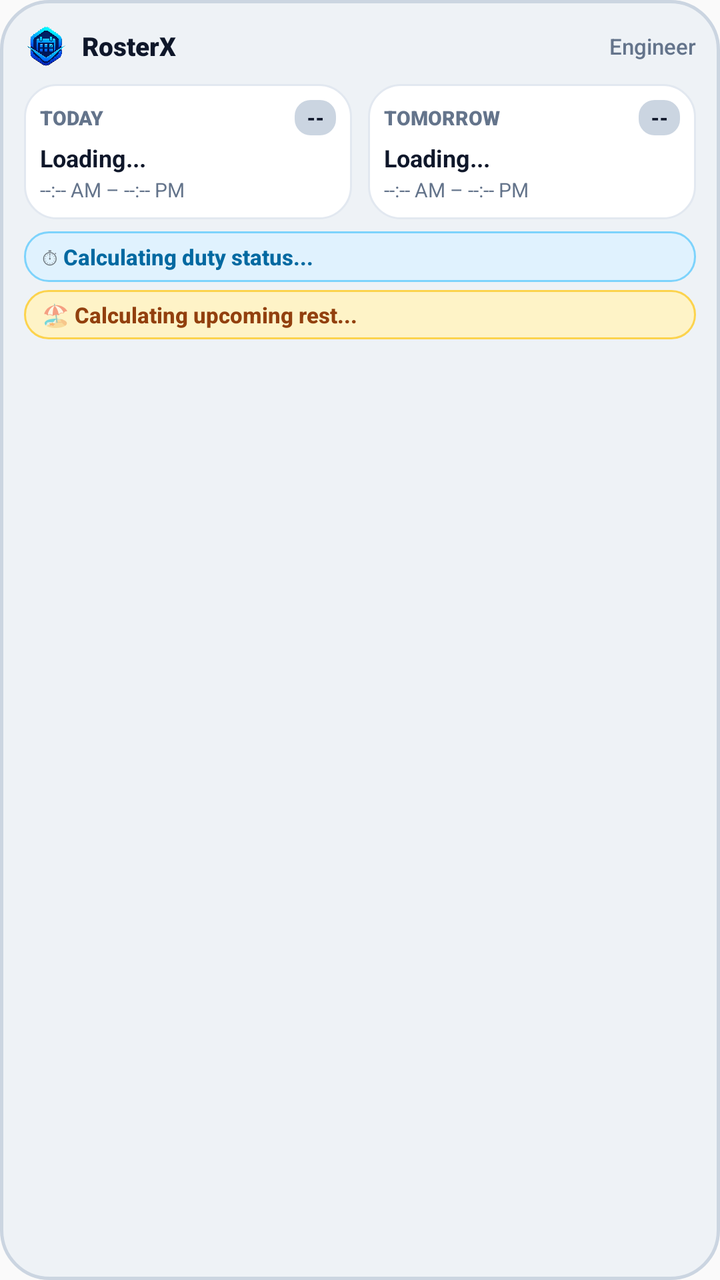
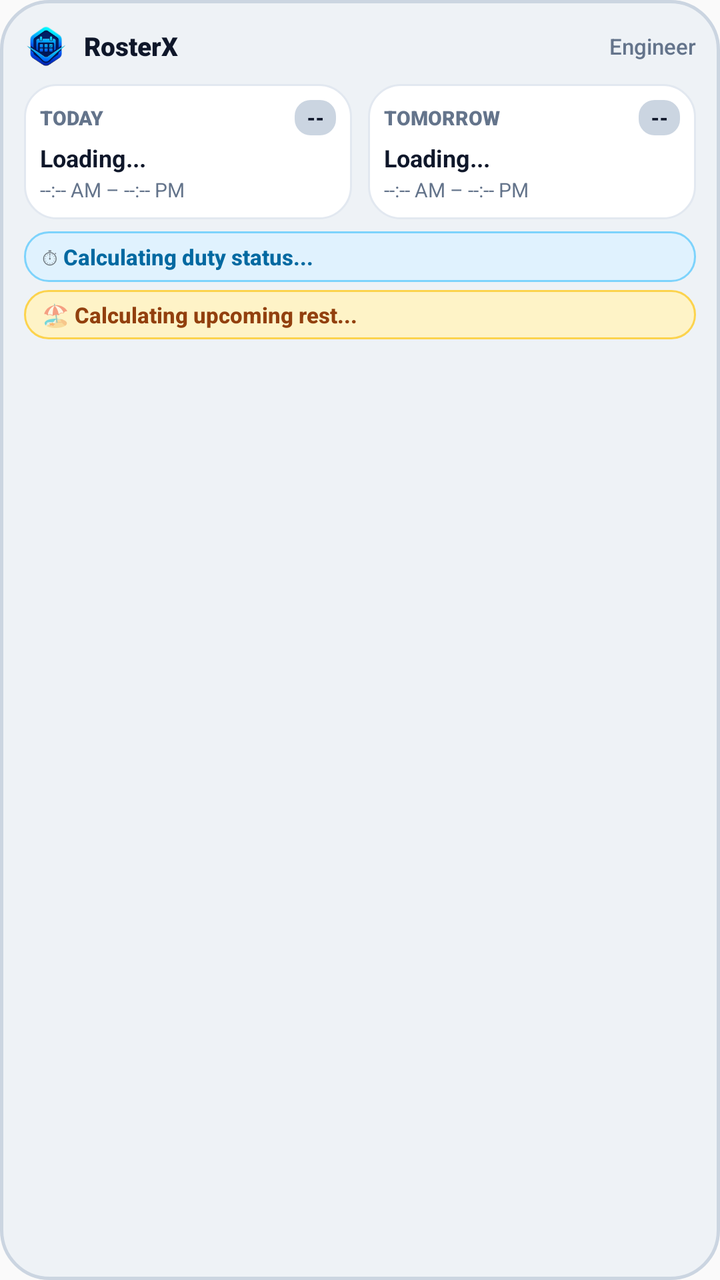

An Android layout rendered at two revisions. The XML below is the earlier revision; the diff shows what the commit changed to produce the second picture.
<!-- AndroidManifest.xml: application theme Theme.RosterX -->
<!-- res/layout/widget_rosterx.xml -->
<?xml version="1.0" encoding="utf-8"?>
<LinearLayout xmlns:android="http://schemas.android.com/apk/res/android"
    android:id="@+id/widget_root"
    android:layout_width="match_parent"
    android:layout_height="match_parent"
    android:background="@drawable/widget_bg_neumorphic"
    android:orientation="vertical"
    android:padding="12dp">

    
    <LinearLayout
        android:layout_width="match_parent"
        android:layout_height="wrap_content"
        android:gravity="center_vertical"
        android:orientation="horizontal">

        <ImageView
            android:layout_width="22dp"
            android:layout_height="22dp"
            android:contentDescription="@string/app_name"
            android:scaleType="fitCenter"
            android:src="@drawable/ic_rosterx_logo" />

        <TextView
            android:layout_width="wrap_content"
            android:layout_height="wrap_content"
            android:layout_marginStart="7dp"
            android:fontFamily="sans-serif-black"
            android:text="RosterX"
            android:textColor="@color/widget_text_main"
            android:textSize="13sp"
            android:textStyle="bold" />

        <View
            android:layout_width="0dp"
            android:layout_height="1dp"
            android:layout_weight="1" />

        <TextView
            android:id="@+id/widget_engineer_name"
            android:layout_width="wrap_content"
            android:layout_height="wrap_content"
            android:ellipsize="end"
            android:fontFamily="sans-serif-medium"
            android:maxLines="1"
            android:text="Engineer"
            android:textColor="@color/widget_text_muted"
            android:textSize="11sp" />
    </LinearLayout>

    
    <LinearLayout
        android:layout_width="match_parent"
        android:layout_height="wrap_content"
        android:layout_marginTop="8dp"
        android:baselineAligned="false"
        android:orientation="horizontal">

        
        <LinearLayout
            android:id="@+id/widget_today_card"
            android:layout_width="0dp"
            android:layout_height="wrap_content"
            android:layout_marginEnd="4dp"
            android:layout_weight="1"
            android:background="@drawable/widget_inner_card"
            android:orientation="vertical"
            android:padding="8dp">

            <LinearLayout
                android:layout_width="match_parent"
                android:layout_height="wrap_content"
                android:gravity="center_vertical"
                android:orientation="horizontal">

                <TextView
                    android:id="@+id/widget_today_title"
                    android:layout_width="0dp"
                    android:layout_height="wrap_content"
                    android:layout_weight="1"
                    android:fontFamily="sans-serif-black"
                    android:text="TODAY"
                    android:textColor="@color/widget_text_muted"
                    android:textSize="10sp"
                    android:textStyle="bold" />

                <TextView
                    android:id="@+id/widget_today_badge"
                    android:layout_width="wrap_content"
                    android:layout_height="wrap_content"
                    android:background="@drawable/widget_shift_badge"
                    android:fontFamily="sans-serif-black"
                    android:paddingHorizontal="6dp"
                    android:paddingVertical="2dp"
                    android:text="--"
                    android:textColor="#0F172A"
                    android:textSize="10sp"
                    android:textStyle="bold" />
            </LinearLayout>

            <TextView
                android:id="@+id/widget_today_name"
                android:layout_width="match_parent"
                android:layout_height="wrap_content"
                android:layout_marginTop="3dp"
                android:ellipsize="end"
                android:fontFamily="sans-serif-bold"
                android:maxLines="1"
                android:text="Loading..."
                android:textColor="@color/widget_text_main"
                android:textSize="12sp"
                android:textStyle="bold" />

            <TextView
                android:id="@+id/widget_today_timing"
                android:layout_width="match_parent"
                android:layout_height="wrap_content"
                android:layout_marginTop="1dp"
                android:ellipsize="end"
                android:fontFamily="sans-serif"
                android:maxLines="1"
                android:text="--:-- AM – --:-- PM"
                android:textColor="@color/widget_text_muted"
                android:textSize="10sp" />
        </LinearLayout>

        
        <LinearLayout
            android:id="@+id/widget_tomorrow_card"
            android:layout_width="0dp"
            android:layout_height="wrap_content"
            android:layout_marginStart="4dp"
            android:layout_weight="1"
            android:background="@drawable/widget_inner_card"
            android:orientation="vertical"
            android:padding="8dp">

            <LinearLayout
                android:layout_width="match_parent"
                android:layout_height="wrap_content"
                android:gravity="center_vertical"
                android:orientation="horizontal">

                <TextView
                    android:id="@+id/widget_tomorrow_title"
                    android:layout_width="0dp"
                    android:layout_height="wrap_content"
                    android:layout_weight="1"
                    android:fontFamily="sans-serif-black"
                    android:text="TOMORROW"
                    android:textColor="@color/widget_text_muted"
                    android:textSize="10sp"
                    android:textStyle="bold" />

                <TextView
                    android:id="@+id/widget_tomorrow_badge"
                    android:layout_width="wrap_content"
                    android:layout_height="wrap_content"
                    android:background="@drawable/widget_shift_badge"
                    android:fontFamily="sans-serif-black"
                    android:paddingHorizontal="6dp"
                    android:paddingVertical="2dp"
                    android:text="--"
                    android:textColor="#0F172A"
                    android:textSize="10sp"
                    android:textStyle="bold" />
            </LinearLayout>

            <TextView
                android:id="@+id/widget_tomorrow_name"
                android:layout_width="match_parent"
                android:layout_height="wrap_content"
                android:layout_marginTop="3dp"
                android:ellipsize="end"
                android:fontFamily="sans-serif-bold"
                android:maxLines="1"
                android:text="Loading..."
                android:textColor="@color/widget_text_main"
                android:textSize="12sp"
                android:textStyle="bold" />

            <TextView
                android:id="@+id/widget_tomorrow_timing"
                android:layout_width="match_parent"
                android:layout_height="wrap_content"
                android:layout_marginTop="1dp"
                android:ellipsize="end"
                android:fontFamily="sans-serif"
                android:maxLines="1"
                android:text="--:-- AM – --:-- PM"
                android:textColor="@color/widget_text_muted"
                android:textSize="10sp" />
        </LinearLayout>
    </LinearLayout>

    
    <LinearLayout
        android:layout_width="match_parent"
        android:layout_height="wrap_content"
        android:layout_marginTop="6dp"
        android:orientation="vertical">

        
        <LinearLayout
            android:id="@+id/widget_timer_container"
            android:layout_width="match_parent"
            android:layout_height="wrap_content"
            android:background="@drawable/widget_pill_timer"
            android:gravity="center_vertical"
            android:orientation="horizontal"
            android:paddingHorizontal="9dp"
            android:paddingVertical="5dp">

            <TextView
                android:layout_width="wrap_content"
                android:layout_height="wrap_content"
                android:text="⏱ "
                android:textSize="11sp" />

            <TextView
                android:id="@+id/widget_timer_text"
                android:layout_width="match_parent"
                android:layout_height="wrap_content"
                android:ellipsize="end"
                android:fontFamily="sans-serif-medium"
                android:maxLines="1"
                android:text="Calculating duty status..."
                android:textColor="@color/widget_timer_text"
                android:textSize="11sp"
                android:textStyle="bold" />
        </LinearLayout>

        
        <LinearLayout
            android:id="@+id/widget_rest_container"
            android:layout_width="match_parent"
            android:layout_height="wrap_content"
            android:layout_marginTop="4dp"
            android:background="@drawable/widget_pill_rest"
            android:gravity="center_vertical"
            android:orientation="horizontal"
            android:paddingHorizontal="9dp"
            android:paddingVertical="5dp">

            <TextView
                android:layout_width="wrap_content"
                android:layout_height="wrap_content"
                android:text="🏖 "
                android:textSize="11sp" />

            <TextView
                android:id="@+id/widget_rest_text"
                android:layout_width="match_parent"
                android:layout_height="wrap_content"
                android:ellipsize="end"
                android:fontFamily="sans-serif-medium"
                android:maxLines="1"
                android:text="Calculating upcoming rest..."
                android:textColor="@color/widget_rest_text"
                android:textSize="11sp"
                android:textStyle="bold" />
        </LinearLayout>
    </LinearLayout>

</LinearLayout>
<!-- resources referenced by this layout -->
<resources>
  <color name="widget_rest_text">#FF92400E</color>
  <color name="widget_text_main">#FF0F172A</color>
  <color name="widget_text_muted">#FF64748B</color>
  <color name="widget_timer_text">#FF0369A1</color>
  <!-- drawable ic_rosterx_logo: png bitmap (drawable, 892085 bytes) -->
  <!-- drawable widget_bg_neumorphic (drawable) -->
  <?xml version="1.0" encoding="utf-8"?>
  <shape xmlns:android="http://schemas.android.com/apk/res/android"
      android:shape="rectangle">
      <corners android:radius="24dp" />
      <solid android:color="@color/widget_surface" />
      <stroke
          android:width="1.5dp"
          android:color="@color/widget_border" />
      <padding
          android:bottom="10dp"
          android:left="12dp"
          android:right="12dp"
          android:top="10dp" />
  </shape>
  <!-- drawable widget_inner_card (drawable) -->
  <?xml version="1.0" encoding="utf-8"?>
  <shape xmlns:android="http://schemas.android.com/apk/res/android"
      android:shape="rectangle">
      <corners android:radius="16dp" />
      <solid android:color="@color/widget_inner_surface" />
      <stroke
          android:width="1dp"
          android:color="@color/widget_inner_border" />
      <padding
          android:bottom="8dp"
          android:left="10dp"
          android:right="10dp"
          android:top="8dp" />
  </shape>
  <!-- drawable widget_pill_rest (drawable) -->
  <?xml version="1.0" encoding="utf-8"?>
  <shape xmlns:android="http://schemas.android.com/apk/res/android"
      android:shape="rectangle">
      <corners android:radius="12dp" />
      <solid android:color="@color/widget_rest_bg" />
      <stroke
          android:width="1dp"
          android:color="@color/widget_rest_border" />
      <padding
          android:bottom="5dp"
          android:left="9dp"
          android:right="9dp"
          android:top="5dp" />
  </shape>
  <!-- drawable widget_pill_timer (drawable) -->
  <?xml version="1.0" encoding="utf-8"?>
  <shape xmlns:android="http://schemas.android.com/apk/res/android"
      android:shape="rectangle">
      <corners android:radius="12dp" />
      <solid android:color="@color/widget_timer_bg" />
      <stroke
          android:width="1dp"
          android:color="@color/widget_timer_border" />
      <padding
          android:bottom="5dp"
          android:left="9dp"
          android:right="9dp"
          android:top="5dp" />
  </shape>
  <!-- drawable widget_shift_badge (drawable) -->
  <?xml version="1.0" encoding="utf-8"?>
  <shape xmlns:android="http://schemas.android.com/apk/res/android"
      android:shape="rectangle">
      <corners android:radius="8dp" />
      <solid android:color="#FFCBD5E1" />
      <padding
          android:bottom="3dp"
          android:left="6dp"
          android:right="6dp"
          android:top="3dp" />
  </shape>
  <string name="app_name">RosterX</string>
  <style name="Theme.RosterX" parent="android:Theme.Material.Light.NoActionBar">
          
      </style>
  <color name="widget_surface">#FFEEF2F6</color>
  <color name="widget_border">#FFCBD5E1</color>
  <color name="widget_inner_surface">#FFFFFFFF</color>
  <color name="widget_inner_border">#FFE2E8F0</color>
  <color name="widget_rest_bg">#FFFEF3C7</color>
  <color name="widget_rest_border">#FFFCD34D</color>
  <color name="widget_timer_bg">#FFE0F2FE</color>
  <color name="widget_timer_border">#FF7DD3FC</color>
</resources>

<!-- the commit's change to res/layout/widget_rosterx.xml (unified diff, before → after) -->
@@ -5,7 +5,10 @@
     android:layout_height="match_parent"
     android:background="@drawable/widget_bg_neumorphic"
     android:orientation="vertical"
-    android:padding="12dp">
+    android:paddingLeft="12dp"
+    android:paddingTop="12dp"
+    android:paddingRight="12dp"
+    android:paddingBottom="12dp">
 
     
     <LinearLayout
@@ -19,22 +22,18 @@
             android:layout_height="22dp"
             android:contentDescription="@string/app_name"
             android:scaleType="fitCenter"
-            android:src="@drawable/ic_rosterx_logo" />
+            android:src="@drawable/ic_rosterx_widget_logo" />
 
         <TextView
-            android:layout_width="wrap_content"
-            android:layout_height="wrap_content"
-            android:layout_marginStart="7dp"
+            android:layout_width="0dp"
+            android:layout_height="wrap_content"
+            android:layout_marginStart="8dp"
+            android:layout_weight="1"
             android:fontFamily="sans-serif-black"
             android:text="RosterX"
             android:textColor="@color/widget_text_main"
             android:textSize="13sp"
             android:textStyle="bold" />
-
-        <View
-            android:layout_width="0dp"
-            android:layout_height="1dp"
-            android:layout_weight="1" />
 
         <TextView
             android:id="@+id/widget_engineer_name"
@@ -65,7 +64,10 @@
             android:layout_weight="1"
             android:background="@drawable/widget_inner_card"
             android:orientation="vertical"
-            android:padding="8dp">
+            android:paddingLeft="8dp"
+            android:paddingTop="8dp"
+            android:paddingRight="8dp"
+            android:paddingBottom="8dp">
 
             <LinearLayout
                 android:layout_width="match_parent"
@@ -90,8 +92,10 @@
                     android:layout_height="wrap_content"
                     android:background="@drawable/widget_shift_badge"
                     android:fontFamily="sans-serif-black"
-                    android:paddingHorizontal="6dp"
-                    android:paddingVertical="2dp"
+                    android:paddingLeft="6dp"
+                    android:paddingTop="2dp"
+                    android:paddingRight="6dp"
+                    android:paddingBottom="2dp"
                     android:text="--"
                     android:textColor="#0F172A"
                     android:textSize="10sp"
@@ -133,7 +137,10 @@
             android:layout_weight="1"
             android:background="@drawable/widget_inner_card"
             android:orientation="vertical"
-            android:padding="8dp">
+            android:paddingLeft="8dp"
+            android:paddingTop="8dp"
+            android:paddingRight="8dp"
+            android:paddingBottom="8dp">
 
             <LinearLayout
                 android:layout_width="match_parent"
@@ -158,8 +165,10 @@
                     android:layout_height="wrap_content"
                     android:background="@drawable/widget_shift_badge"
                     android:fontFamily="sans-serif-black"
-                    android:paddingHorizontal="6dp"
-                    android:paddingVertical="2dp"
+                    android:paddingLeft="6dp"
+                    android:paddingTop="2dp"
+                    android:paddingRight="6dp"
+                    android:paddingBottom="2dp"
                     android:text="--"
                     android:textColor="#0F172A"
                     android:textSize="10sp"
@@ -208,8 +217,10 @@
             android:background="@drawable/widget_pill_timer"
             android:gravity="center_vertical"
             android:orientation="horizontal"
-            android:paddingHorizontal="9dp"
-            android:paddingVertical="5dp">
+            android:paddingLeft="9dp"
+            android:paddingTop="5dp"
+            android:paddingRight="9dp"
+            android:paddingBottom="5dp">
 
             <TextView
                 android:layout_width="wrap_content"
@@ -239,8 +250,10 @@
             android:background="@drawable/widget_pill_rest"
             android:gravity="center_vertical"
             android:orientation="horizontal"
-            android:paddingHorizontal="9dp"
-            android:paddingVertical="5dp">
+            android:paddingLeft="9dp"
+            android:paddingTop="5dp"
+            android:paddingRight="9dp"
+            android:paddingBottom="5dp">
 
             <TextView
                 android:layout_width="wrap_content"
<!-- resource entries referenced after the edit -->
@@ -4,7 +4,7 @@
   <color name="widget_text_main">#FF0F172A</color>
   <color name="widget_text_muted">#FF64748B</color>
   <color name="widget_timer_text">#FF0369A1</color>
-  <!-- drawable ic_rosterx_logo: png bitmap (drawable, 892085 bytes) -->
+  <!-- drawable ic_rosterx_widget_logo: png bitmap (drawable, 12461 bytes) -->
   <!-- drawable widget_bg_neumorphic (drawable) -->
   <?xml version="1.0" encoding="utf-8"?>
   <shape xmlns:android="http://schemas.android.com/apk/res/android"
